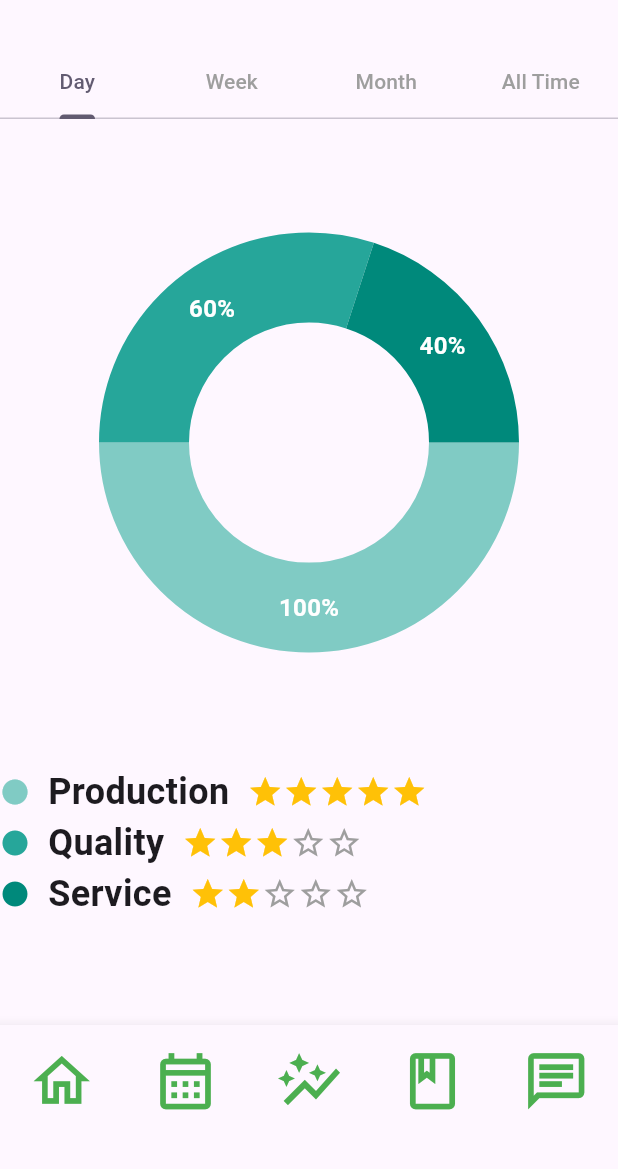
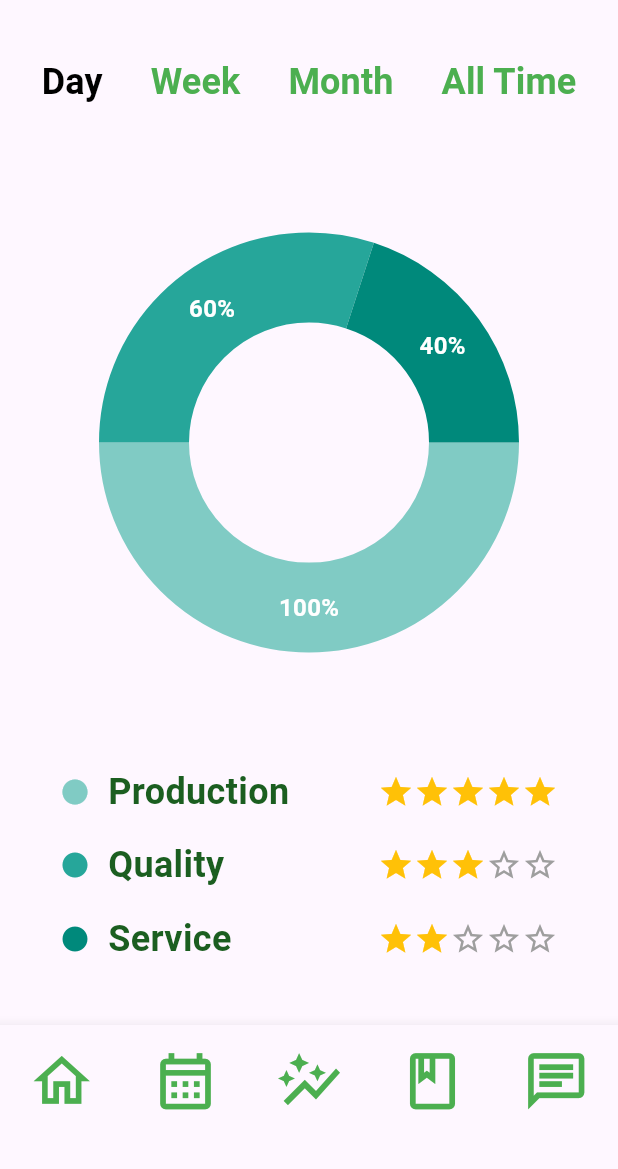
Before and after one commit to Miggycraft/terrasoi_app, a Flutter app: the screen it shows after launch, item 3 of the bottom bar chosen, on a phone screen of 412 x 824 dp, the part 67-1236 px from its top. Run offline on Flutter 3.47's test engine with Material 3 defaults, Android fonts, the phone set to English and light mode, and no system bars; drawn by our look-alikes of fl_chart; our stand-ins replace flutter_local_notifications, table_calendar, timezone.

Commit message:
improved reports design

```diff
--- a/lib/pages/view/reporting_page.dart
+++ b/lib/pages/view/reporting_page.dart
@@ -8,7 +8,8 @@ class ReportingPage extends StatefulWidget {
   _ReportingPageState createState() => _ReportingPageState();
 }
 
-class _ReportingPageState extends State<ReportingPage> with SingleTickerProviderStateMixin {
+class _ReportingPageState extends State<ReportingPage>
+    with SingleTickerProviderStateMixin {
   late TabController _tabController;
   late List<Ratings> ratings;
   late List<PieChartData> chartData;
@@ -39,8 +40,8 @@ class _ReportingPageState extends State<ReportingPage> with SingleTickerProvider
       Ratings(4, 3, 5), // All Time
     ];
 
-    chartData = ratings.map((rating) =>
-        PieChartData(
+    chartData = ratings
+        .map((rating) => PieChartData(
               borderData: FlBorderData(show: false),
               sectionsSpace: 0,
               centerSpaceRadius: 80,
@@ -51,7 +52,8 @@ class _ReportingPageState extends State<ReportingPage> with SingleTickerProvider
                   value: rating.production.toDouble() * 20,
                   title: '${rating.production * 20}%',
                   radius: 60,
-              titleStyle: TextStyle(fontSize: 16,
+                  titleStyle: TextStyle(
+                      fontSize: 16,
                       fontWeight: FontWeight.bold,
                       color: Colors.white),
                 ),
@@ -61,7 +63,8 @@ class _ReportingPageState extends State<ReportingPage> with SingleTickerProvider
                   value: rating.quality.toDouble() * 20,
                   title: '${rating.quality * 20}%',
                   radius: 60,
-              titleStyle: TextStyle(fontSize: 16,
+                  titleStyle: TextStyle(
+                      fontSize: 16,
                       fontWeight: FontWeight.bold,
                       color: Colors.white),
                 ),
@@ -71,12 +74,14 @@ class _ReportingPageState extends State<ReportingPage> with SingleTickerProvider
                   value: rating.service.toDouble() * 20,
                   title: '${rating.service * 20}%',
                   radius: 60,
-              titleStyle: TextStyle(fontSize: 16,
+                  titleStyle: TextStyle(
+                      fontSize: 16,
                       fontWeight: FontWeight.bold,
                       color: Colors.white),
                 ),
               ],
-        )).toList();
+            ))
+        .toList();
   }
 
   @override
@@ -87,9 +92,14 @@ class _ReportingPageState extends State<ReportingPage> with SingleTickerProvider
           Material(
             child: TabBar(
               controller: _tabController,
-              labelColor: Theme.of(context).colorScheme.secondary,
-              unselectedLabelColor: Colors.grey,
-              indicatorColor: Theme.of(context).colorScheme.secondary,
+              labelColor: Colors.black,
+              unselectedLabelColor: Colors.green,
+              dividerColor: Colors.transparent,
+              indicatorColor: Colors.transparent,
+              padding: EdgeInsets.zero,
+              tabAlignment: TabAlignment.center,
+              isScrollable: true,
+              labelStyle: TextStyle(fontSize: 24, fontWeight: FontWeight.bold),
               tabs: const [
                 Tab(text: 'Day'),
                 Tab(text: 'Week'),
@@ -100,13 +110,16 @@ class _ReportingPageState extends State<ReportingPage> with SingleTickerProvider
           ),
           Expanded(
             child: Column(
-              mainAxisAlignment: MainAxisAlignment.center, // Center the column contents vertically
+              mainAxisAlignment: MainAxisAlignment.center,
+              // Center the column contents vertically
               children: [
                 Expanded(
                   flex: 5, // Adjust flex to give more room to the chart
                   child: Container(
-                    width: MediaQuery.of(context).size.width, // Set the width of the chart to the screen width
-                    height: MediaQuery.of(context).size.height * 0.5, // Set the height of the chart to half of the screen height
+                    width: MediaQuery.of(context).size.width,
+                    // Set the width of the chart to the screen width
+                    height: MediaQuery.of(context).size.height * 0.5,
+                    // Set the height of the chart to half of the screen height
                     child: PieChart(
                       chartData[_tabController.index],
                     ),
@@ -124,43 +137,58 @@ class _ReportingPageState extends State<ReportingPage> with SingleTickerProvider
     );
   }
 
-
   Widget _buildRatingInfo(Ratings rating) {
     return Column(
-      mainAxisAlignment: MainAxisAlignment.start, // Align items to the start of the column
+      mainAxisAlignment: MainAxisAlignment.start,
+      // Align items to the start of the column
       children: <Widget>[
         _buildRatingRow('Production', rating.production, Colors.teal[200]!),
+        const SizedBox(
+          height: 15,
+        ),
         _buildRatingRow('Quality', rating.quality, Colors.teal[400]!),
+        const SizedBox(
+          height: 15,
+        ),
         _buildRatingRow('Service', rating.service, Colors.teal[600]!),
       ],
     );
   }
 
-
   Widget _buildRatingRow(String label, int rating, Color color) {
-    return Row(
-      mainAxisAlignment: MainAxisAlignment.center, // Center the row contents
+    return Padding(
+      padding: const EdgeInsets.symmetric(horizontal: 40),
+      child: Row(
+        mainAxisAlignment: MainAxisAlignment.spaceBetween,
+        // Center the row contents
         children: <Widget>[
-        Icon(Icons.circle, size: 20, color: color), // Small circle before the label
+          Row(
+            children: [
+              Icon(Icons.circle, size: 20, color: color),
               SizedBox(width: 12),
-        Text(label, style: const TextStyle(fontSize: 24.0, fontWeight: FontWeight.bold)),
+              Text(label,
+                  style: TextStyle(
+                      fontSize: 24.0,
+                      fontWeight: FontWeight.bold,
+                      color: Colors.green[900])),
               SizedBox(width: 12),
-        Expanded(
-          child: Row(
-            mainAxisAlignment: MainAxisAlignment.start, // Align stars to the left
+            ],
+          ),
+          Row(
+            mainAxisAlignment: MainAxisAlignment.start,
             mainAxisSize: MainAxisSize.min,
-            children: List.generate(5, (index) => Icon(
+            children: List.generate(
+                5,
+                (index) => Icon(
                       index < rating ? Icons.star : Icons.star_border,
                       color: index < rating ? Colors.amber : Colors.grey,
                       size: 24,
                     )),
           ),
+        ],
       ),
-      ],
     );
   }
-
-
 
   @override
   void dispose() {
```
Lines whose indentation alone changed are shown as unchanged.
